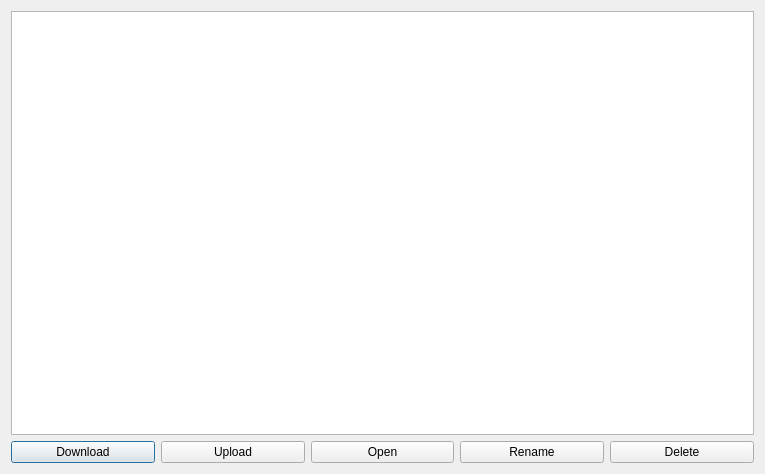
Above: src/MusubiServer/Window/FileManager/FileManager.ui from WINKILLERS/Musubi before the change. Below: the same form after it.
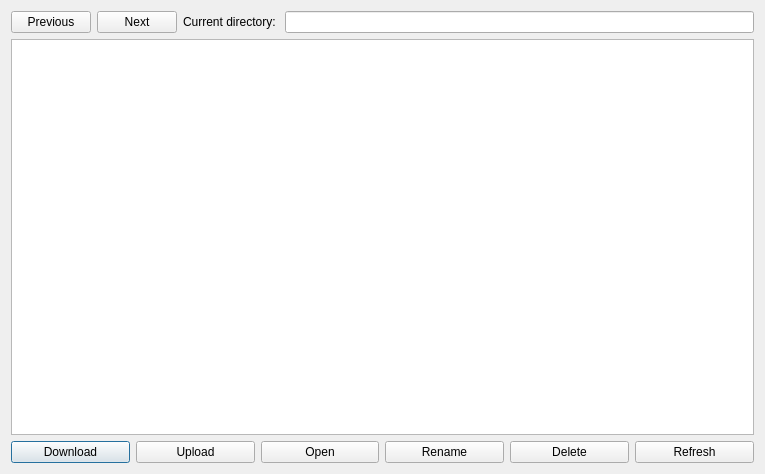
That is the form after the change.

Commit message: Complete file manager

Diff of the .ui file:
```diff
--- a/src/MusubiServer/Window/FileManager/FileManager.ui
+++ b/src/MusubiServer/Window/FileManager/FileManager.ui
@@ -14,10 +14,7 @@
    <string>File Manager</string>
   </property>
   <layout class="QGridLayout" name="gridLayout">
-   <item row="0" column="0">
-    <widget class="QTableWidget" name="table"/>
-   </item>
-   <item row="1" column="0">
+   <item row="2" column="0">
     <layout class="QHBoxLayout" name="horizontalLayout">
      <item>
       <widget class="QPushButton" name="download">
@@ -53,6 +50,51 @@
         <string>Delete</string>
        </property>
       </widget>
+     </item>
+     <item>
+      <widget class="QPushButton" name="refresh">
+       <property name="text">
+        <string>Refresh</string>
+       </property>
+      </widget>
+     </item>
+    </layout>
+   </item>
+   <item row="1" column="0">
+    <widget class="QTableWidget" name="table">
+     <property name="editTriggers">
+      <set>QAbstractItemView::NoEditTriggers</set>
+     </property>
+     <property name="selectionBehavior">
+      <enum>QAbstractItemView::SelectRows</enum>
+     </property>
+    </widget>
+   </item>
+   <item row="0" column="0">
+    <layout class="QHBoxLayout" name="horizontalLayout_2">
+     <item>
+      <widget class="QPushButton" name="previous">
+       <property name="text">
+        <string>Previous</string>
+       </property>
+      </widget>
+     </item>
+     <item>
+      <widget class="QPushButton" name="next">
+       <property name="text">
+        <string>Next</string>
+       </property>
+      </widget>
+     </item>
+     <item>
+      <widget class="QLabel" name="label">
+       <property name="text">
+        <string>Current directory: </string>
+       </property>
+      </widget>
+     </item>
+     <item>
+      <widget class="QLineEdit" name="current_directory"/>
      </item>
     </layout>
    </item>
```
The commit also changes 21 other files.
